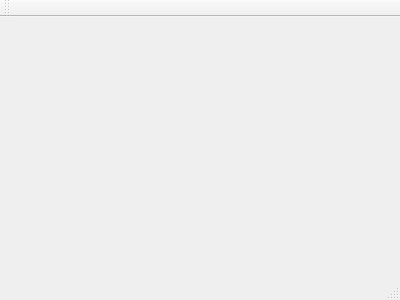
The window that mainwindow.ui (leo900807/sokoban) describes before a commit, drawn with Qt 5.
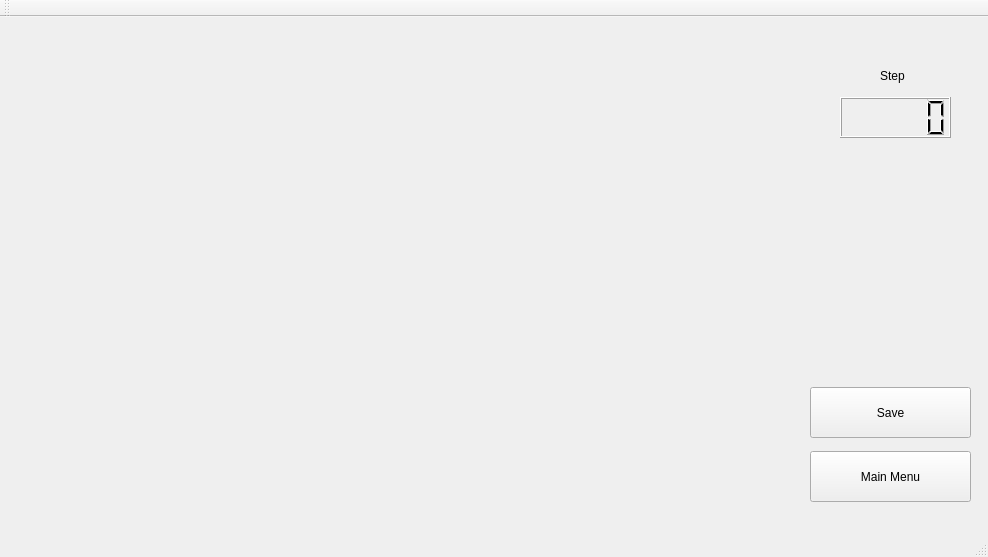
The same window after the commit.

Commit message: Menu, save and step counter

Diff of the .ui file:
```diff
--- a/mainwindow.ui
+++ b/mainwindow.ui
@@ -1,24 +1,89 @@
 <ui version="4.0">
  <class>MainWindow</class>
- <widget class="QMainWindow" name="MainWindow" >
-  <property name="geometry" >
+ <widget class="QMainWindow" name="MainWindow">
+  <property name="geometry">
    <rect>
     <x>0</x>
     <y>0</y>
-    <width>400</width>
-    <height>300</height>
+    <width>988</width>
+    <height>557</height>
    </rect>
   </property>
   <property name="windowTitle" >
    <string>MainWindow</string>
   </property>
-  <widget class="QMenuBar" name="menuBar" />
-  <widget class="QToolBar" name="mainToolBar" />
-  <widget class="QWidget" name="centralWidget" />
-  <widget class="QStatusBar" name="statusBar" />
+  <widget class="QWidget" name="centralWidget">
+   <widget class="QLCDNumber" name="Step">
+    <property name="geometry">
+     <rect>
+      <x>840</x>
+      <y>80</y>
+      <width>111</width>
+      <height>41</height>
+     </rect>
+    </property>
+   </widget>
+   <widget class="QLabel" name="Step_Label">
+    <property name="geometry">
+     <rect>
+      <x>880</x>
+      <y>50</y>
+      <width>67</width>
+      <height>17</height>
+     </rect>
+    </property>
+    <property name="text">
+     <string>Step</string>
+    </property>
+   </widget>
+   <widget class="QPushButton" name="MainMenu_Button">
+    <property name="geometry">
+     <rect>
+      <x>810</x>
+      <y>434</y>
+      <width>161</width>
+      <height>51</height>
+     </rect>
+    </property>
+    <property name="text">
+     <string>Main Menu</string>
+    </property>
+   </widget>
+   <widget class="QPushButton" name="Save_Button">
+    <property name="geometry">
+     <rect>
+      <x>810</x>
+      <y>370</y>
+      <width>161</width>
+      <height>51</height>
+     </rect>
+    </property>
+    <property name="text">
+     <string>Save</string>
+    </property>
+   </widget>
+  </widget>
+  <widget class="QMenuBar" name="menuBar">
+   <property name="geometry">
+    <rect>
+     <x>0</x>
+     <y>0</y>
+     <width>988</width>
+     <height>22</height>
+    </rect>
+   </property>
+  </widget>
+  <widget class="QToolBar" name="mainToolBar">
+   <attribute name="toolBarArea">
+    <enum>TopToolBarArea</enum>
+   </attribute>
+   <attribute name="toolBarBreak">
+    <bool>false</bool>
+   </attribute>
+  </widget>
+  <widget class="QStatusBar" name="statusBar"/>
  </widget>
- <layoutDefault spacing="6" margin="11" />
- <pixmapfunction></pixmapfunction>
+ <layoutdefault spacing="6" margin="11"/>
  <resources/>
  <connections/>
 </ui>
```
Left out of the diff: 3 changed lines with no effect on the pictures. The commit also changes 14 other files.
